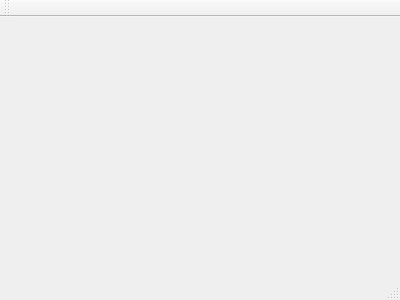
Before: the Qt Designer form miniz-Qt/mainwindow.ui in chchwy/junk-code, drawn with Qt 5.
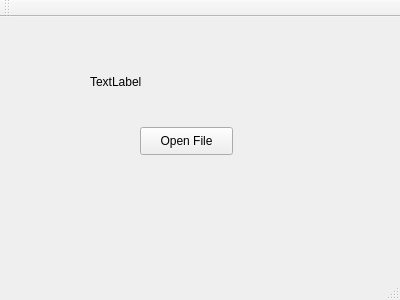
After: the same form once the commit is applied.

The edit to the form file:
```diff
--- a/miniz-Qt/mainwindow.ui
+++ b/miniz-Qt/mainwindow.ui
@@ -12,13 +12,55 @@
   <property name="windowTitle" >
    <string>MainWindow</string>
   </property>
-  <widget class="QMenuBar" name="menuBar" />
-  <widget class="QToolBar" name="mainToolBar" />
-  <widget class="QWidget" name="centralWidget" />
-  <widget class="QStatusBar" name="statusBar" />
+  <widget class="QWidget" name="centralWidget">
+   <widget class="QPushButton" name="openFileButton">
+    <property name="geometry">
+     <rect>
+      <x>140</x>
+      <y>110</y>
+      <width>93</width>
+      <height>28</height>
+     </rect>
+    </property>
+    <property name="text">
+     <string>Open File</string>
+    </property>
+   </widget>
+   <widget class="QLabel" name="fileNameLabel">
+    <property name="geometry">
+     <rect>
+      <x>90</x>
+      <y>49</y>
+      <width>191</width>
+      <height>31</height>
+     </rect>
+    </property>
+    <property name="text">
+     <string>TextLabel</string>
+    </property>
+   </widget>
+  </widget>
+  <widget class="QMenuBar" name="menuBar">
+   <property name="geometry">
+    <rect>
+     <x>0</x>
+     <y>0</y>
+     <width>400</width>
+     <height>25</height>
+    </rect>
+   </property>
+  </widget>
+  <widget class="QToolBar" name="mainToolBar">
+   <attribute name="toolBarArea">
+    <enum>TopToolBarArea</enum>
+   </attribute>
+   <attribute name="toolBarBreak">
+    <bool>false</bool>
+   </attribute>
+  </widget>
+  <widget class="QStatusBar" name="statusBar"/>
  </widget>
- <layoutDefault spacing="6" margin="11" />
- <pixmapfunction></pixmapfunction>
+ <layoutdefault spacing="6" margin="11"/>
  <resources/>
  <connections/>
 </ui>
```
Left out of the diff: 7 changed lines with no effect on the pictures.
